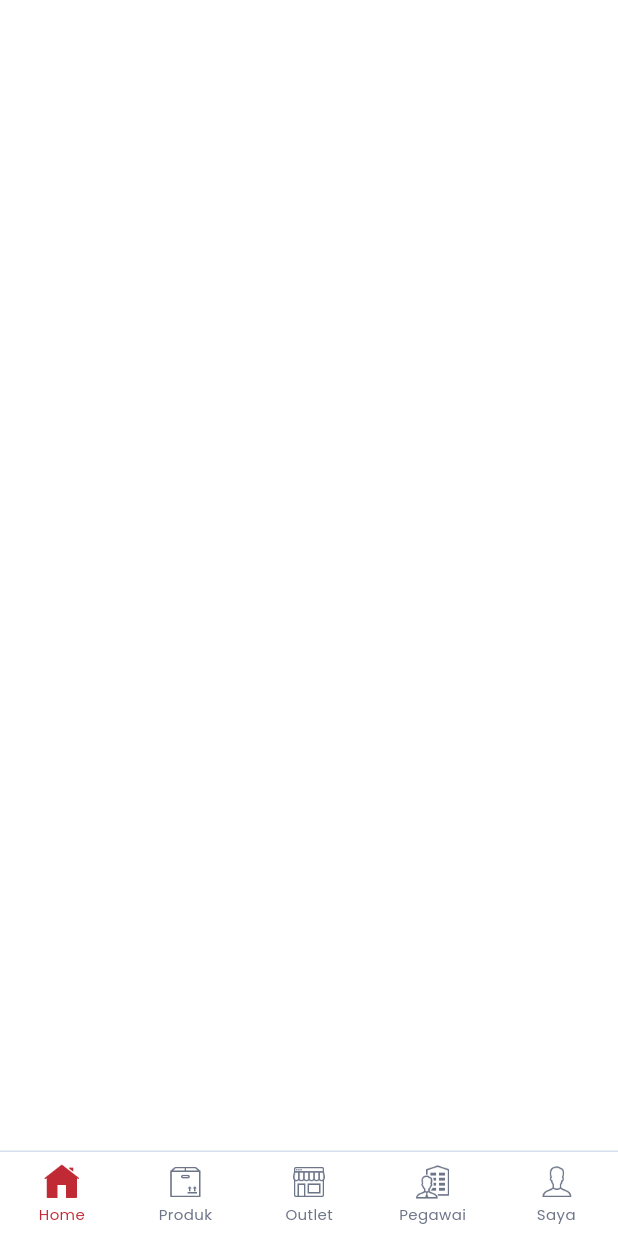
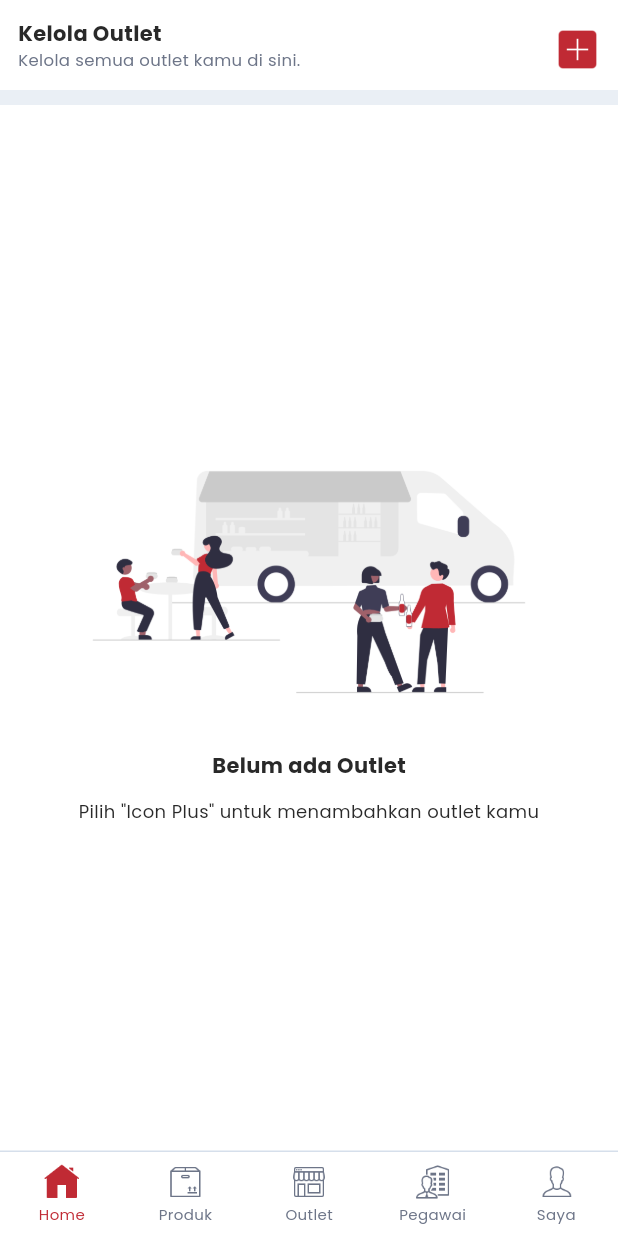
Before and after one commit to agungd3v/qlola_umkm, a Flutter app: the OutletScreen screen opened by its route, on a phone screen of 412 x 824 dp. Run offline on Flutter 3.47's test engine with Material 3 defaults, Android fonts, the phone set to English and light mode, and no system bars; our stand-ins replace flutter_dotenv, go_router, image_picker, localstorage.

Commit message:
add outlet screen & add outlet screen

```diff
--- a/lib/routes/app_router.dart
+++ b/lib/routes/app_router.dart
@@ -1,6 +1,7 @@
 import 'package:flutter/material.dart';
 import 'package:go_router/go_router.dart';
 import 'package:qlola_umkm/routes/tab_index.dart';
+import 'package:qlola_umkm/screens/add_outlet.dart';
 import 'package:qlola_umkm/screens/add_product.dart';
 import 'package:qlola_umkm/screens/employee.dart';
 import 'package:qlola_umkm/screens/home.dart';
@@ -97,7 +98,15 @@ class AppRouter {
         parentNavigatorKey: _rootSuperNavigatorKey,
         builder: (context, state) {
           return AddProductScreen(key: state.pageKey);
-        },
+        }
+      ),
+      GoRoute(
+        path: '/add_outlet',
+        name: 'Add Outlet',
+        parentNavigatorKey: _rootSuperNavigatorKey,
+        builder: (context, state) {
+          return AddOutletScreen(key: state.pageKey);
+        }
       )
     ]
   );
--- a/lib/screens/add_product.dart
+++ b/lib/screens/add_product.dart
@@ -20,7 +20,6 @@ class _AddProductScreenState extends State<AddProductScreen> {
   File? imageTemp;
 
   Future<void> _pickFromGallery() async {
-    // inspect("hello world");
     try {
       final image = await ImagePicker().pickImage(source: ImageSource.gallery);
       if (image == null) return;
--- a/lib/screens/outlet.dart
+++ b/lib/screens/outlet.dart
@@ -1,4 +1,5 @@
 import 'package:flutter/material.dart';
+import 'package:go_router/go_router.dart';
 
 class OutletScreen extends StatefulWidget {
   const OutletScreen({super.key});
@@ -10,6 +11,90 @@ class OutletScreen extends StatefulWidget {
 class _OutletScreenState extends State<OutletScreen> {
   @override
   Widget build(BuildContext context) {
-    return Scaffold();
+    return Scaffold(
+      body: SafeArea(
+        child: Container(
+          child: Column(
+            crossAxisAlignment: CrossAxisAlignment.start,
+            children: [
+              Container(
+                padding: const EdgeInsets.all(12),
+                child: Row(
+                  crossAxisAlignment: CrossAxisAlignment.end,
+                  children: [
+                    Expanded(child: Column(
+                      crossAxisAlignment: CrossAxisAlignment.start,
+                      children: [
+                        Text(
+                          "Kelola Outlet",
+                          style: TextStyle(
+                            fontFamily: "Poppins",
+                            fontWeight: FontWeight.w700,
+                            color: Theme.of(context).primaryColorDark
+                          )
+                        ),
+                        Text(
+                          "Kelola semua outlet kamu di sini.",
+                          style: TextStyle(
+                            fontFamily: "Poppins",
+                            color: Theme.of(context).disabledColor,
+                            fontSize: 11
+                          )
+                        )
+                      ]
+                    )),
+                    GestureDetector(
+                      onTap: () => context.pushNamed("Add Outlet"),
+                      child: Image.asset("assets/icons/add_new.png", width: 30, height: 30)
+                    )
+                  ]
+                )
+              ),
+              Container(
+                height: 10,
+                color: Theme.of(context).dividerColor.withOpacity(0.5),
+              ),
+              Expanded(
+                child: Container(
+                  alignment: Alignment.center,
+                  child: Column(
+                    mainAxisAlignment: MainAxisAlignment.center,
+                    children: [
+                      Image.asset("assets/icons/outlet_empty.png", width: 400, height: 200, fit: BoxFit.contain),
+                      Column(
+                        children: [
+                          const SizedBox(height: 12),
+                          Text(
+                            "Belum ada Outlet",
+                            style: TextStyle(
+                              fontFamily: "Poppins",
+                              fontWeight: FontWeight.w700,
+                              color: Theme.of(context).primaryColorDark
+                            )
+                          ),
+                          const SizedBox(height: 12),
+                          SizedBox(
+                            width: 320,
+                            child: Text(
+                              'Pilih "Icon Plus" untuk menambahkan outlet kamu',
+                              textAlign: TextAlign.center,
+                              style: TextStyle(
+                                fontFamily: "Poppins",
+                                color: Theme.of(context).primaryColorDark,
+                                fontSize: 12
+                              )
+                            )
+                          )
+                        ]
+                      )
+                    ]
+                  )
+                )
+              )
+            ]
+          )
+        )
+      )
+    );
   }
 }
```
Also changed, not shown: lib/screens/add_outlet.dart (added, +198 -0 lines), assets/icons/outlet_empty.png (added).
